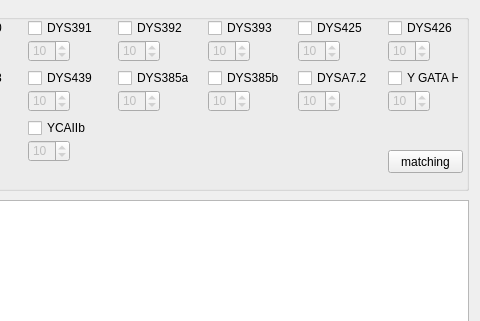
The window that mainframe.ui (198401/Y-str) describes before a commit, drawn with Qt 5; both pictures show x 442 to 922 and y 0 to 321 of the 922 by 768 pixel window.
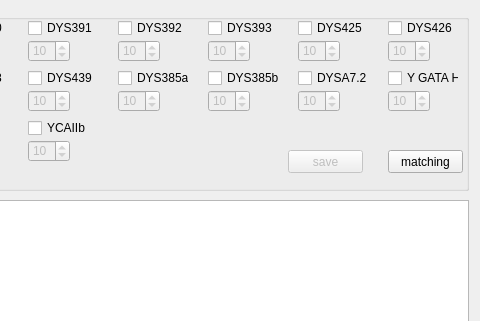
The same window after the commit.

Commit message: fixed window's L*W,disabled table editor,add the save button

The edit to the form file:
```diff
--- a/mainframe.ui
+++ b/mainframe.ui
@@ -13,11 +13,17 @@
     <height>768</height>
    </rect>
   </property>
-  <property name="sizePolicy">
-   <sizepolicy hsizetype="Ignored" vsizetype="Preferred">
-    <horstretch>0</horstretch>
-    <verstretch>0</verstretch>
-   </sizepolicy>
+  <property name="minimumSize">
+   <size>
+    <width>922</width>
+    <height>768</height>
+   </size>
+  </property>
+  <property name="maximumSize">
+   <size>
+    <width>922</width>
+    <height>768</height>
+   </size>
   </property>
   <property name="windowTitle">
    <string>Y-str matching</string>
@@ -967,6 +973,22 @@
       <number>10</number>
      </property>
     </widget>
+    <widget class="QPushButton" name="pushButton_2">
+     <property name="enabled">
+      <bool>false</bool>
+     </property>
+     <property name="geometry">
+      <rect>
+       <x>720</x>
+       <y>150</y>
+       <width>75</width>
+       <height>23</height>
+      </rect>
+     </property>
+     <property name="text">
+      <string>save</string>
+     </property>
+    </widget>
    </widget>
    <widget class="QTableWidget" name="tableWidget">
     <property name="geometry">
```
Left out of the diff: 3 changed lines with no effect on the pictures. The commit also changes 5 other files.
